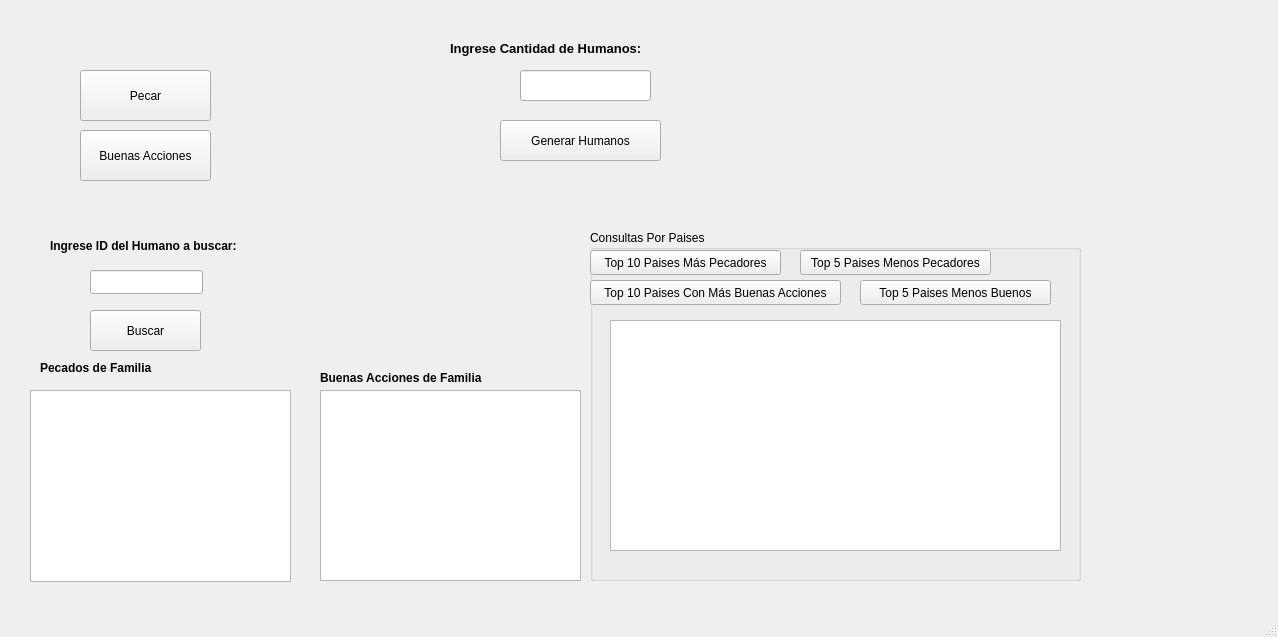
Above: Proyecto2-ED/mainwindow.ui from Huevaldinho/Proyecto2-ED before the change. Below: the same form after it.
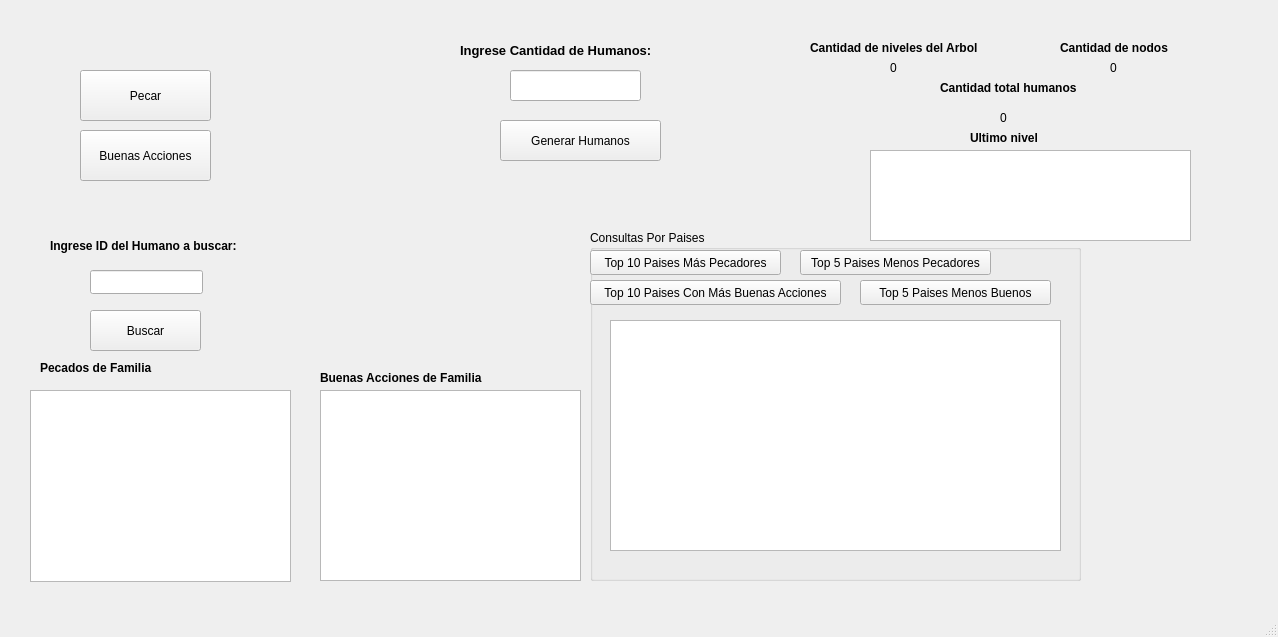
That is the form after the change.

Commit message:
Informacion del arbol mundo
Se muestra la informacio del arbol en pantalla

The edit to the form file:
```diff
--- a/Proyecto2-ED/mainwindow.ui
+++ b/Proyecto2-ED/mainwindow.ui
@@ -36,7 +36,7 @@
    <widget class="QLineEdit" name="txt_CantidadHumanosGenerar">
     <property name="geometry">
      <rect>
-      <x>520</x>
+      <x>510</x>
       <y>70</y>
       <width>131</width>
       <height>31</height>
@@ -46,10 +46,10 @@
    <widget class="QLabel" name="lbl_IngreseCantidadHumanos">
     <property name="geometry">
      <rect>
-      <x>450</x>
+      <x>460</x>
       <y>40</y>
       <width>271</width>
-      <height>16</height>
+      <height>21</height>
      </rect>
     </property>
     <property name="font">
@@ -264,6 +264,131 @@
      </property>
     </widget>
    </widget>
+   <widget class="QLabel" name="lbl_textCantidadNivelesArbol">
+    <property name="geometry">
+     <rect>
+      <x>810</x>
+      <y>40</y>
+      <width>191</width>
+      <height>16</height>
+     </rect>
+    </property>
+    <property name="font">
+     <font>
+      <weight>75</weight>
+      <bold>true</bold>
+     </font>
+    </property>
+    <property name="text">
+     <string>Cantidad de niveles del Arbol</string>
+    </property>
+   </widget>
+   <widget class="QLabel" name="lbl_CantidaNivelesArbol">
+    <property name="geometry">
+     <rect>
+      <x>890</x>
+      <y>60</y>
+      <width>55</width>
+      <height>16</height>
+     </rect>
+    </property>
+    <property name="text">
+     <string>0</string>
+    </property>
+   </widget>
+   <widget class="QLabel" name="lbl_txtCantidadDeNodos">
+    <property name="geometry">
+     <rect>
+      <x>1060</x>
+      <y>40</y>
+      <width>131</width>
+      <height>16</height>
+     </rect>
+    </property>
+    <property name="font">
+     <font>
+      <weight>75</weight>
+      <bold>true</bold>
+     </font>
+    </property>
+    <property name="text">
+     <string>Cantidad de nodos</string>
+    </property>
+   </widget>
+   <widget class="QLabel" name="lbl_CantidadDeNodos">
+    <property name="geometry">
+     <rect>
+      <x>1110</x>
+      <y>60</y>
+      <width>55</width>
+      <height>16</height>
+     </rect>
+    </property>
+    <property name="text">
+     <string>0</string>
+    </property>
+   </widget>
+   <widget class="QLabel" name="lbl_txtCantidadTotalHumanos">
+    <property name="geometry">
+     <rect>
+      <x>940</x>
+      <y>80</y>
+      <width>161</width>
+      <height>16</height>
+     </rect>
+    </property>
+    <property name="font">
+     <font>
+      <weight>75</weight>
+      <bold>true</bold>
+     </font>
+    </property>
+    <property name="text">
+     <string>Cantidad total humanos</string>
+    </property>
+   </widget>
+   <widget class="QLabel" name="lbl_CantidadTotalHumanos">
+    <property name="geometry">
+     <rect>
+      <x>1000</x>
+      <y>110</y>
+      <width>55</width>
+      <height>16</height>
+     </rect>
+    </property>
+    <property name="text">
+     <string>0</string>
+    </property>
+   </widget>
+   <widget class="QTextBrowser" name="txt_InformacionUltimoNivelArbol">
+    <property name="geometry">
+     <rect>
+      <x>870</x>
+      <y>150</y>
+      <width>321</width>
+      <height>91</height>
+     </rect>
+    </property>
+   </widget>
+   <widget class="QLabel" name="label">
+    <property name="geometry">
+     <rect>
+      <x>970</x>
+      <y>130</y>
+      <width>101</width>
+      <height>16</height>
+     </rect>
+    </property>
+    <property name="font">
+     <font>
+      <weight>75</weight>
+      <bold>true</bold>
+     </font>
+    </property>
+    <property name="text">
+     <string>Ultimo nivel</string>
+    </property>
+   </widget>
   </widget>
   <widget class="QMenuBar" name="menubar">
    <property name="geometry">
```
The commit also changes 26 other files.
